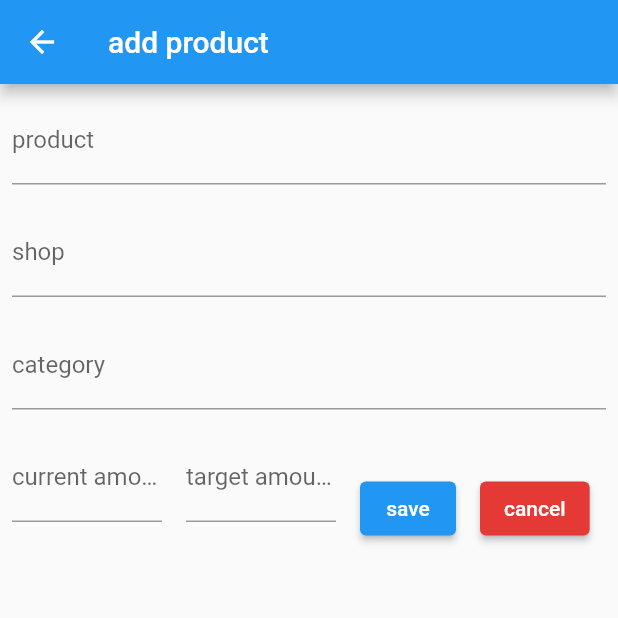
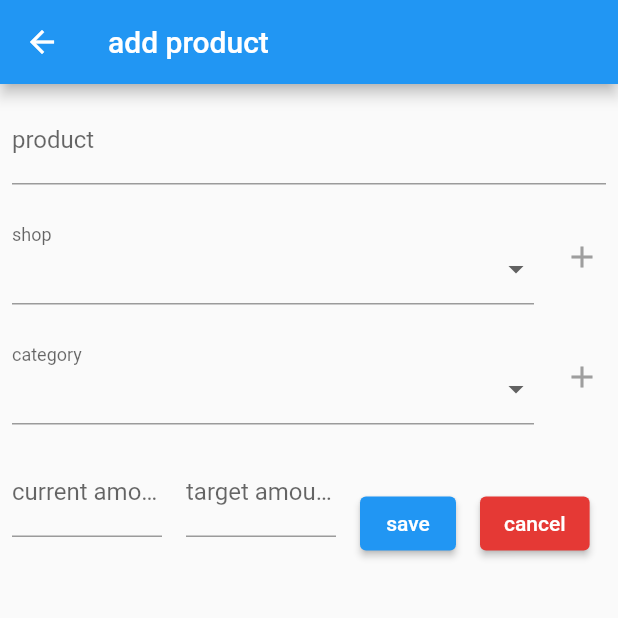
Before and after one commit to BerentM/zakupy-frontend, a Flutter app: the ProductListAddView screen opened directly, on a phone screen of 412 x 824 dp, the top half of it. Run offline on Flutter 3.47's test engine with Material 2 defaults, Android fonts, the phone set to English and light mode, and no system bars; our stand-ins replace bloc, equatable, flutter_bloc, flutter_secure_storage, logger; accounts and stored records are empty; generated files the repository leaves out were written again.

Commit message:
feat: dropdown menus added to add & edit views

```diff
--- a/lib/view/common/input_fields.dart
+++ b/lib/view/common/input_fields.dart
@@ -1,5 +1,6 @@
 import 'package:flutter/material.dart';
 import 'package:flutter/services.dart';
+import 'package:flutter_gen/gen_l10n/app_localizations.dart';
 
 class NumberInput extends StatelessWidget {
   const NumberInput({
@@ -69,3 +70,88 @@ class _TextInputState extends State<TextInput> {
     );
   }
 }
+
+// TODO: tmp list, api calls should be used in stead of const list
+const List<String> list = <String>["", 'One', 'Two', 'Three', 'Four'];
+
+class DropdownField extends StatefulWidget {
+  const DropdownField({
+    super.key,
+    required this.textController,
+    required this.label,
+  });
+  final TextEditingController textController;
+  final String label;
+
+  @override
+  State<DropdownField> createState() => _DropdownFieldState();
+}
+
+class _DropdownFieldState extends State<DropdownField> {
+  @override
+  Widget build(BuildContext context) {
+    return Padding(
+      padding: const EdgeInsets.all(8.0),
+      child: InputDecorator(
+        decoration: InputDecoration(label: Text(widget.label)),
+        child: DropdownButtonHideUnderline(
+          child: DropdownButton(
+            value: widget.textController.text,
+            elevation: 16,
+            isDense: true,
+            isExpanded: true,
+            onChanged: (String? value) {
+              setState(() {
+                widget.textController.text = value!;
+              });
+            },
+            items: list.map<DropdownMenuItem<String>>((String value) {
+              return DropdownMenuItem<String>(
+                value: value,
+                child: Text(value),
+              );
+            }).toList(),
+          ),
+        ),
+      ),
+    );
+  }
+}
+
+class DropdownPopup extends StatelessWidget {
+  const DropdownPopup({Key? key, required this.popupName}) : super(key: key);
+  final String popupName;
+
+  @override
+  Widget build(BuildContext context) {
+    return IconButton(
+      iconSize: 24.0,
+      color: Colors.grey,
+      onPressed: () {
+        showDialog(
+          context: context,
+          builder: (BuildContext context) {
+            return AlertDialog(
+              content: Form(
+                child: TextFormField(
+                  decoration: InputDecoration(
+                    labelText: popupName,
+                    icon: const Icon(Icons.category),
+                  ),
+                ),
+              ),
+              actions: [
+                ElevatedButton(
+                    child: Text(AppLocalizations.of(context)!.save),
+                    onPressed: () {
+                      // TODO: API cal
+                    })
+              ],
+            );
+          },
+        );
+      },
+      icon: const Icon(Icons.add),
+    );
+  }
+}
--- a/lib/view/product_list/widgets/add_product_view.dart
+++ b/lib/view/product_list/widgets/add_product_view.dart
@@ -32,14 +32,24 @@ class _ProductListAddViewState extends State<ProductListAddView> {
             textController: productController,
             label: AppLocalizations.of(context)!.product,
           ),
-          TextInput(
+          Row(children: [
+            Expanded(
+              child: DropdownField(
                 textController: shopController,
                 label: AppLocalizations.of(context)!.shop,
               ),
-          TextInput(
+            ),
+            DropdownPopup(popupName: AppLocalizations.of(context)!.shop),
+          ]),
+          Row(children: [
+            Expanded(
+              child: DropdownField(
                 textController: categoryController,
                 label: AppLocalizations.of(context)!.category,
               ),
+            ),
+            DropdownPopup(popupName: AppLocalizations.of(context)!.category),
+          ]),
           Row(children: [
             NumberInput(
               textController: currentAmountController,
--- a/lib/view/product_list/widgets/product_view.dart
+++ b/lib/view/product_list/widgets/product_view.dart
@@ -51,7 +51,7 @@ class _ProductListViewState extends State<ProductListView> {
           onChanged: (value) => _runFilter(value),
           decoration: InputDecoration(
               labelText: AppLocalizations.of(context)!.search,
-              suffixIcon: Icon(Icons.search)),
+              suffixIcon: const Icon(Icons.search)),
         ),
       ),
       Expanded(
```
Also changed, not shown: lib/view/product_list/widgets/edit_product_view.dart (+12 -2 lines). Lines whose indentation alone changed are shown as unchanged.
